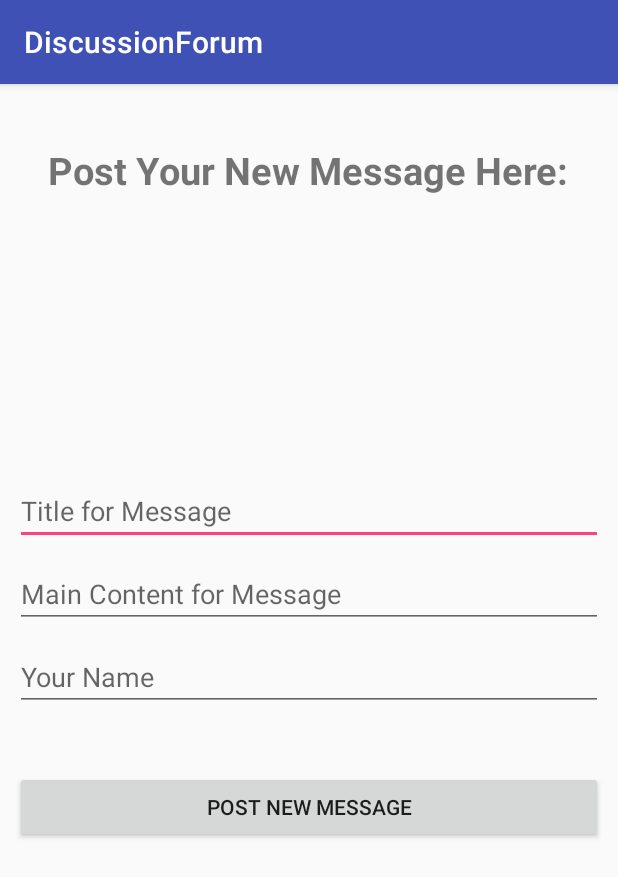
After one commit to PioneerX1/discussionforum, an Android app: the NewMessageActivity screen opened directly, with no data from a screen before it, on a phone screen of 412 x 824 dp. The commit adds this screen. Shown: the top 877 px of the screen. Run offline under Robolectric (Android 15) with nearby library versions, the phone set to English and light mode, and no system bars; our stand-ins replace ButterKnife, Firebase (no records; nobody signed in at launch, a user with empty details on screens opened directly).

Commit message:
add new message activity, successfully writes new messages to firebase

```diff
--- a/app/build.gradle
+++ b/app/build.gradle
@@ -70,4 +70,5 @@ dependencies {
 
 
 
+
 apply plugin: 'com.google.gms.google-services'
--- a/app/src/main/AndroidManifest.xml
+++ b/app/src/main/AndroidManifest.xml
@@ -29,6 +29,7 @@
                 android:value="com.pioneerx1.discussionforum.ui.MainActivity" />
         </activity>
         <activity android:name=".ui.CategoryDetailActivity" />
+        <activity android:name=".ui.NewMessageActivity"></activity>
     </application>
 
 </manifest>
--- a/app/src/main/java/com/pioneerx1/discussionforum/Constants.java
+++ b/app/src/main/java/com/pioneerx1/discussionforum/Constants.java
@@ -4,5 +4,6 @@ package com.pioneerx1.discussionforum;
 public class Constants {
 
     public static final String FIREBASE_CHILD_CATEGORY = "category";
+    public static final String FIREBASE_CHILD_MESSAGE = "message";
 
 }
--- a/app/src/main/java/com/pioneerx1/discussionforum/ui/NewCategoryActivity.java
+++ b/app/src/main/java/com/pioneerx1/discussionforum/ui/NewCategoryActivity.java
@@ -66,7 +66,7 @@ public class NewCategoryActivity extends AppCompatActivity implements View.OnCli
             Toast.makeText(NewCategoryActivity.this, "Make sure Name and Description fields are complete!", Toast.LENGTH_SHORT).show();
         } else {
             Category newCategory = new Category(name, description, imageUrl);
-            Log.v(TAG, newCategory.getName() + " --- " + newCategory.getDescription() + " --- " + newCategory.getImageUrl());
+            // Log.v(TAG, newCategory.getName() + " --- " + newCategory.getDescription() + " --- " + newCategory.getImageUrl());
             saveCategoryToFirebase(newCategory);
         }
     }
--- /dev/null
+++ b/app/src/main/java/com/pioneerx1/discussionforum/ui/NewMessageActivity.java
@@ -0,0 +1,76 @@
+package com.pioneerx1.discussionforum.ui;
+
+import android.content.Intent;
+import android.support.v7.app.AppCompatActivity;
+import android.os.Bundle;
+import android.util.Log;
+import android.view.View;
+import android.widget.Button;
+import android.widget.EditText;
+import android.widget.Toast;
+
+import com.google.firebase.database.DatabaseReference;
+import com.google.firebase.database.FirebaseDatabase;
+import com.pioneerx1.discussionforum.Constants;
+import com.pioneerx1.discussionforum.R;
+import com.pioneerx1.discussionforum.models.Message;
+
+import butterknife.Bind;
+import butterknife.ButterKnife;
+
+public class NewMessageActivity extends AppCompatActivity implements View.OnClickListener {
+
+    public static final String TAG = NewMessageActivity.class.getSimpleName();
+
+    @Bind(R.id.submitMessageButton) Button mSubmitMessageButton;
+    @Bind(R.id.messageAuthorInput) EditText mMessageAuthorInput;
+    @Bind(R.id.messageContentInput) EditText mMessageContentInput;
+    @Bind(R.id.messageTitleInput) EditText mMessageTitleInput;
+
+    private DatabaseReference mMessageReference;
+
+    @Override
+    protected void onCreate(Bundle savedInstanceState) {
+
+        mMessageReference = FirebaseDatabase
+                .getInstance()
+                .getReference()
+                .child(Constants.FIREBASE_CHILD_MESSAGE);
+
+        super.onCreate(savedInstanceState);
+        setContentView(R.layout.activity_new_message);
+        ButterKnife.bind(this);
+
+        mSubmitMessageButton.setOnClickListener(this);
+        Log.v(TAG, "--- NEW MESSAGE ACTIVITY REACHED!");
+    }
+
+    @Override
+    public void onClick(View v) {
+        if (v == mSubmitMessageButton) {
+            createMessage();
+            Intent intent = new Intent(NewMessageActivity.this, CategoryDetailActivity.class);
+            startActivity(intent);
+        }
+    }
+
+    public void createMessage() {
+        String title = mMessageTitleInput.getText().toString();
+        String content = mMessageContentInput.getText().toString();
+        String author = mMessageAuthorInput.getText().toString();
+        String categoryName = "Banjos";  // hard code for now
+
+        if ( title.equals("") || content.equals("") || author.equals("") ) {
+            Toast.makeText(NewMessageActivity.this, "You must complete ALL fields!", Toast.LENGTH_SHORT).show();
+        } else {
+            Message newMessage = new Message(title, content, author, categoryName);
+            saveMessageToFirebase(newMessage);
+        }
+    }
+
+    public void saveMessageToFirebase(Message newMessage) {
+        mMessageReference.push().setValue(newMessage);
+        Toast.makeText(NewMessageActivity.this, "New Message Posted!", Toast.LENGTH_SHORT).show();
+    }
+
+}
--- /dev/null
+++ b/app/src/main/res/layout/activity_new_message.xml
@@ -0,0 +1,65 @@
+<?xml version="1.0" encoding="utf-8"?>
+<RelativeLayout xmlns:android="http://schemas.android.com/apk/res/android"
+    xmlns:app="http://schemas.android.com/apk/res-auto"
+    xmlns:tools="http://schemas.android.com/tools"
+    android:layout_width="match_parent"
+    android:layout_height="match_parent"
+    tools:context="com.pioneerx1.discussionforum.ui.NewMessageActivity">
+
+    <TextView
+        android:layout_width="wrap_content"
+        android:layout_height="wrap_content"
+        android:id="@+id/newMessageActivityHeading"
+        android:text="Post Your New Message Here:"
+        android:layout_marginTop="40dp"
+        android:layout_centerHorizontal="true"
+        android:textSize="25sp"
+        android:textStyle="bold"
+        />
+
+    <LinearLayout
+        android:orientation="vertical"
+        android:layout_width="match_parent"
+        android:layout_height="wrap_content"
+        android:padding="10dp"
+        android:layout_centerHorizontal="true"
+        android:layout_centerVertical="true"
+        android:id="@+id/newMessageLinearLayout">
+
+        <EditText
+            android:layout_width="match_parent"
+            android:layout_height="wrap_content"
+            android:id="@+id/messageTitleInput"
+            android:hint="Title for Message"
+            android:nextFocusDown="@+id/messageContentInput"
+            />
+
+        <EditText
+            android:layout_width="match_parent"
+            android:layout_height="wrap_content"
+            android:id="@+id/messageContentInput"
+            android:hint="Main Content for Message"
+            android:nextFocusDown="@+id/messageAuthorInput"
+            android:layout_marginTop="10dp"
+            />
+
+        <EditText
+            android:layout_width="match_parent"
+            android:layout_height="wrap_content"
+            android:id="@+id/messageAuthorInput"
+            android:hint="Your Name"
+            android:layout_marginTop="10dp"
+            />
+
+        <Button
+            android:layout_width="match_parent"
+            android:layout_height="wrap_content"
+            android:id="@+id/submitMessageButton"
+            android:text="Post New Message"
+            android:layout_marginTop="40dp"
+            />
+
+
+    </LinearLayout>
+
+</RelativeLayout>
```
Also changed, not shown: app/src/main/java/com/pioneerx1/discussionforum/ui/CategoryDetailActivity.java (+20 -1 lines), app/src/main/res/layout/activity_category_detail.xml (+12 -1 lines).
